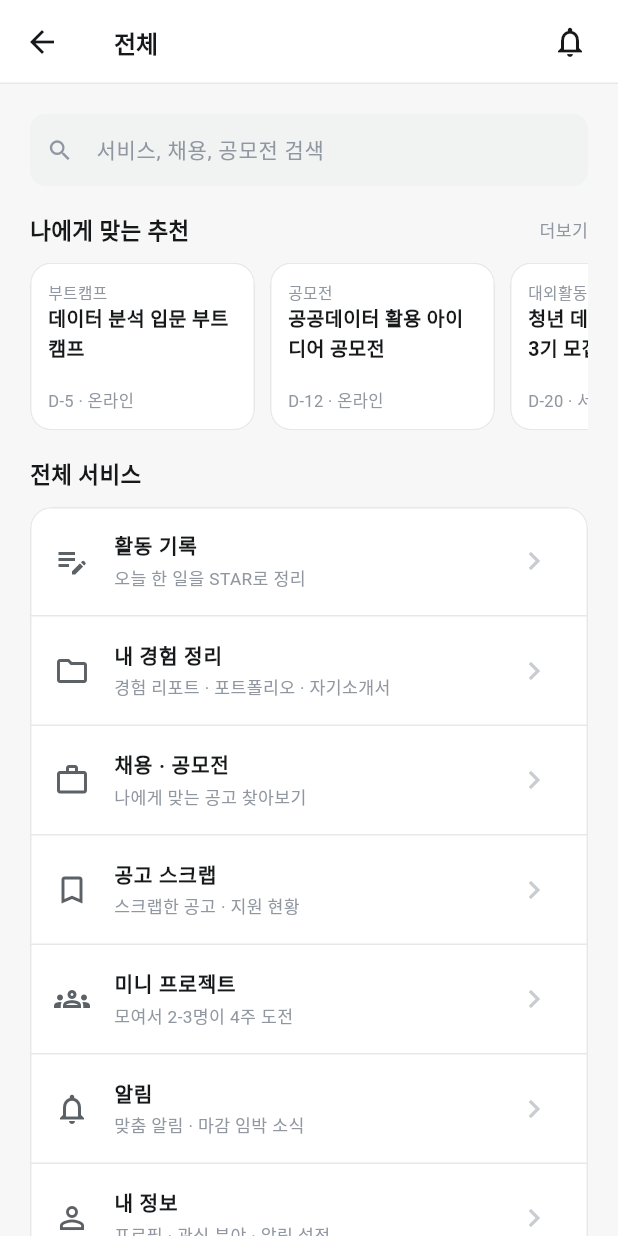
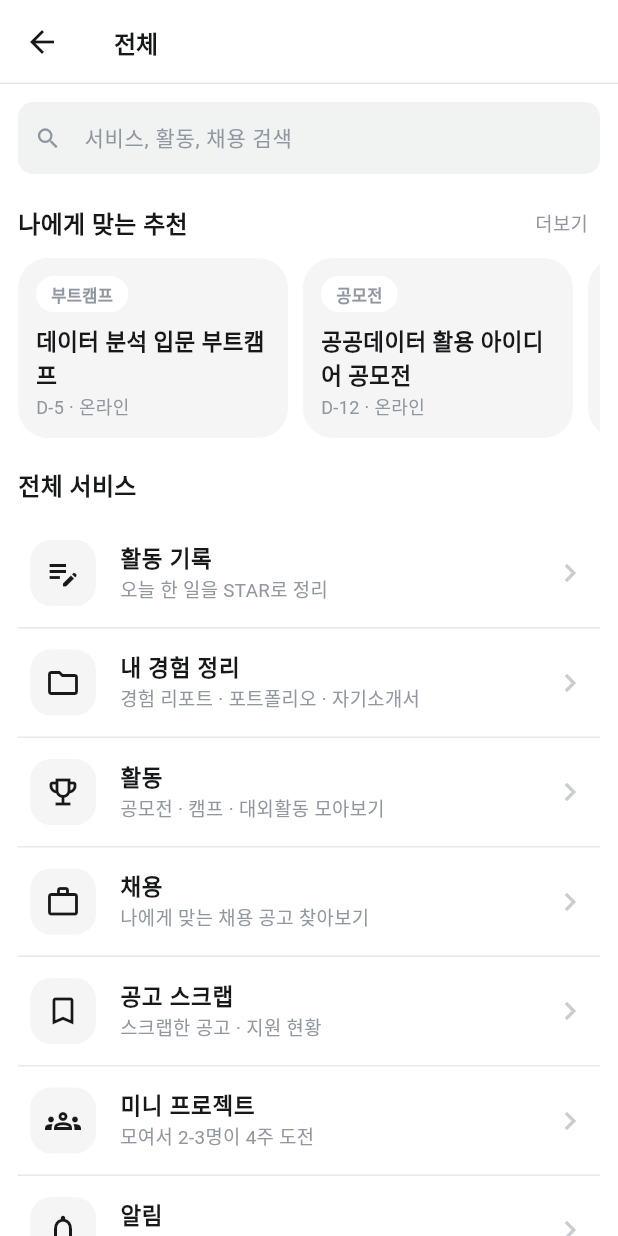
Before and after one commit to donghyun-03/Hangeoleum-UI, a Flutter app: the AllScreen screen opened by its route, on a phone screen of 412 x 824 dp. Run offline on Flutter 3.47's test engine with Material 3 defaults, Android fonts, the light colour scheme and no system bars; our stand-ins replace file_picker; Roboto replaces fonts that are missing (Pretendard).

Commit message:
wip: 전체 화면 작업 중 저장

```diff
--- a/lib/screens/all/all_screen.dart
+++ b/lib/screens/all/all_screen.dart
@@ -38,41 +38,115 @@ class _AllScreenState extends State<AllScreen> {
     final q = _search.text.trim();
 
     final services = <(IconData, String, String, VoidCallback)>[
-      (Icons.edit_note, '활동 기록', '오늘 한 일을 STAR로 정리', () => Navigator.pushNamed(context, Routes.recordList)),
-      (Icons.folder_outlined, '내 경험 정리', '경험 리포트 · 포트폴리오 · 자기소개서', () => AppNav.toComingSoon(context, '내 경험 정리')),
-      (Icons.work_outline, '채용 · 공모전', '나에게 맞는 공고 찾아보기', () => _goTab(MainTab.step, step: 4)),
-      (Icons.bookmark_border, '공고 스크랩', '스크랩한 공고 · 지원 현황', () => _goTab(MainTab.scrap)),
-      (Icons.groups_outlined, '미니 프로젝트', '모여서 2-3명이 4주 도전', () => _goTab(MainTab.step, step: 2)),
-      (Icons.notifications_none, '알림', '맞춤 알림 · 마감 임박 소식', () => Navigator.pushNamed(context, Routes.notifications)),
-      (Icons.person_outline, '내 정보', '프로필 · 관심 분야 · 알림 설정', () => Navigator.pushNamed(context, Routes.profile)),
+      (
+        Icons.edit_note,
+        '활동 기록',
+        '오늘 한 일을 STAR로 정리',
+        () => Navigator.pushNamed(context, Routes.recordList),
+      ),
+      (
+        Icons.folder_outlined,
+        '내 경험 정리',
+        '경험 리포트 · 포트폴리오 · 자기소개서',
+        () => AppNav.toComingSoon(context, '내 경험 정리'),
+      ),
+      (
+        Icons.emoji_events_outlined,
+        '활동',
+        '공모전 · 캠프 · 대외활동 모아보기',
+        () => _goTab(MainTab.step, step: 3),
+      ),
+      (
+        Icons.work_outline,
+        '채용',
+        '나에게 맞는 채용 공고 찾아보기',
+        () => _goTab(MainTab.step, step: 4),
+      ),
+      (
+        Icons.bookmark_border,
+        '공고 스크랩',
+        '스크랩한 공고 · 지원 현황',
+        () => _goTab(MainTab.scrap),
+      ),
+      (
+        Icons.groups_outlined,
+        '미니 프로젝트',
+        '모여서 2-3명이 4주 도전',
+        () => _goTab(MainTab.step, step: 2),
+      ),
+      (
+        Icons.notifications_none,
+        '알림',
+        '맞춤 알림 · 마감 임박 소식',
+        () => Navigator.pushNamed(context, Routes.notifications),
+      ),
+      (
+        Icons.person_outline,
+        '내 정보',
+        '프로필 · 관심 분야 · 알림 설정',
+        () => Navigator.pushNamed(context, Routes.profile),
+      ),
       if (state.isInstitution)
-        (Icons.add_box_outlined, '프로그램 등록', '기관 프로그램 · 채용 공고 올리기', () => Navigator.pushNamed(context, Routes.programRegister)),
+        (
+          Icons.add_box_outlined,
+          '프로그램 등록',
+          '기관 프로그램 · 채용 공고 올리기',
+          () => Navigator.pushNamed(context, Routes.programRegister),
+        ),
     ];
-    final shownServices = services.where((s) => q.isEmpty || '${s.$2} ${s.$3}'.contains(q)).toList();
-    final results = q.isEmpty ? <Opportunity>[] : mockOpportunities.where((o) => '${o.title} ${o.org} ${o.field}'.contains(q)).toList();
+    final shownServices = services
+        .where((s) => q.isEmpty || '${s.$2} ${s.$3}'.contains(q))
+        .toList();
+    final results = q.isEmpty
+        ? <Opportunity>[]
+        : mockOpportunities.where((o) => o.title.contains(q)).toList();
 
     return Scaffold(
+      backgroundColor: Colors.white,
       appBar: AppBar(
         title: const Text('전체'),
         centerTitle: false,
         titleSpacing: 20,
-        actions: [
-          IconButton(
-            tooltip: '알림 ${state.unreadCount}건',
-            onPressed: () => Navigator.pushNamed(context, Routes.notifications),
-            icon: const Icon(Icons.notifications_none),
       ),
-          const SizedBox(width: 8),
+      body: ListView(
+        padding: const EdgeInsets.all(12),
+        children: [
+          SearchField(
+            controller: _search,
+            hint: '서비스, 활동, 채용 검색',
+            onChanged: (_) => setState(() {}),
+          ),
+          if (q.isEmpty) ...[
+            Padding(
+              padding: const EdgeInsets.only(top: 20, bottom: 10),
+              child: Row(
+                mainAxisAlignment: MainAxisAlignment.spaceBetween,
+                crossAxisAlignment: CrossAxisAlignment.center,
+                children: [
+                  Text(
+                    '나에게 맞는 추천',
+                    style: AppText.bodyBold.copyWith(fontSize: 16),
+                  ),
+                  InkWell(
+                    borderRadius: BorderRadius.circular(8),
+                    hoverColor: Colors.grey.shade200,
+                    onTap: () => _goTab(MainTab.step, step: 3),
+                    child: Padding(
+                      padding: const EdgeInsets.symmetric(
+                        horizontal: 8,
+                        vertical: 4,
+                      ),
+                      child: Text(
+                        '더보기',
+                        style: AppText.caption.copyWith(fontSize: 12.5),
+                      ),
+                    ),
+                  ),
                 ],
               ),
-      body: ListView(
-        padding: const EdgeInsets.all(20),
-        children: [
-          SearchField(controller: _search, hint: '서비스, 채용, 공모전 검색', onChanged: (_) => setState(() {})),
-          if (q.isEmpty) ...[
-            SectionTitle('나에게 맞는 추천', aside: '더보기', onAside: () => _goTab(MainTab.step, step: 3)),
+            ),
             SizedBox(
-              height: 112,
+              height: 120,
               child: ListView.separated(
                 scrollDirection: Axis.horizontal,
                 itemCount: 4,
@@ -80,17 +154,51 @@ class _AllScreenState extends State<AllScreen> {
                 itemBuilder: (context, i) {
                   final o = mockOpportunities[i];
                   return SizedBox(
-                    width: 150,
-                    child: AppCard(
-                      margin: EdgeInsets.zero,
+                    width: 180,
+                    child: Material(
+                      color: Colors.grey.shade100,
+                      borderRadius: BorderRadius.circular(20),
+                      child: InkWell(
+                        borderRadius: BorderRadius.circular(20),
+                        onTap: () => _goTab(MainTab.step, step: o.step),
+                        child: Padding(
                           padding: const EdgeInsets.all(12),
-                      onTap: () => _goTab(MainTab.step, step: o.step),
-                      child: Column(crossAxisAlignment: CrossAxisAlignment.start, children: [
-                        Text(kindLabel[o.kind]!, style: AppText.caption.copyWith(fontSize: 10.5)),
-                        Text(o.title, style: AppText.bodyBold.copyWith(fontSize: 13), maxLines: 2, overflow: TextOverflow.ellipsis),
+                          child: Column(
+                            crossAxisAlignment: CrossAxisAlignment.start,
+                            children: [
+                              Container(
+                                padding: const EdgeInsets.symmetric(
+                                  horizontal: 10,
+                                  vertical: 4,
+                                ),
+                                decoration: BoxDecoration(
+                                  color: Colors.white,
+                                  borderRadius: BorderRadius.circular(12),
+                                ),
+                                child: Text(
+                                  kindLabel[o.kind]!,
+                                  style: AppText.caption.copyWith(
+                                    fontSize: 11,
+                                    fontWeight: FontWeight.w600,
+                                  ),
+                                ),
+                              ),
+                              const SizedBox(height: 8),
+                              Text(
+                                o.title,
+                                style: AppText.bodyBold.copyWith(fontSize: 15),
+                                maxLines: 2,
+                                overflow: TextOverflow.ellipsis,
+                              ),
                               const Spacer(),
-                        Text('D-${o.dday} · ${o.region}', style: AppText.caption.copyWith(fontSize: 11)),
-                      ]),
+                              Text(
+                                'D-${o.dday} · ${o.region}',
+                                style: AppText.caption.copyWith(fontSize: 12),
+                              ),
+                            ],
+                          ),
+                        ),
+                      ),
                     ),
                   );
                 },
@@ -102,28 +210,77 @@ class _AllScreenState extends State<AllScreen> {
             for (final o in results)
               AppCard(
                 onTap: () => _goTab(MainTab.step, step: o.step),
-                child: Column(crossAxisAlignment: CrossAxisAlignment.start, children: [
-                  Text('${kindLabel[o.kind]} · D-${o.dday}', style: AppText.caption.copyWith(fontSize: 11)),
+                child: Column(
+                  crossAxisAlignment: CrossAxisAlignment.start,
+                  children: [
+                    Text(
+                      '${kindLabel[o.kind]} · D-${o.dday}',
+                      style: AppText.caption.copyWith(fontSize: 11),
+                    ),
                     Text(o.title, style: AppText.bodyBold),
-                ]),
+                  ],
+                ),
               ),
           ],
-          const SectionTitle('전체 서비스'),
-          AppCard(
-            padding: EdgeInsets.zero,
-            child: Column(children: [
+          if (q.isNotEmpty && shownServices.isEmpty && results.isEmpty)
+            Padding(
+              padding: const EdgeInsets.symmetric(vertical: 60),
+              child: Column(
+                children: [
+                  Icon(Icons.search, size: 48, color: Colors.grey.shade400),
+                  const SizedBox(height: 16),
+                  Text(
+                    '검색 결과가 없어요',
+                    style: AppText.bodyBold.copyWith(
+                      fontSize: 16,
+                      color: AppColors.muted,
+                    ),
+                  ),
+                ],
+              ),
+            )
+          else ...[
+            if (shownServices.isNotEmpty)
+              Padding(
+                padding: const EdgeInsets.only(top: 20, bottom: 10),
+                child: Text(
+                  q.isEmpty ? '전체 서비스' : '서비스',
+                  style: AppText.bodyBold.copyWith(fontSize: 16),
+                ),
+              ),
+            Column(
+              children: [
                 for (var i = 0; i < shownServices.length; i++) ...[
-                if (i > 0) const Divider(),
+                  if (i > 0) const Divider(height: 1),
                   ListTile(
-                  leading: Icon(shownServices[i].$1, color: AppColors.muted),
-                  title: Text(shownServices[i].$2, style: AppText.bodyBold.copyWith(fontSize: 13.5)),
-                  subtitle: Text(shownServices[i].$3, style: AppText.caption),
-                  trailing: const Icon(Icons.chevron_right, color: AppColors.dim),
+                    contentPadding: const EdgeInsets.symmetric(horizontal: 8),
+                    leading: Container(
+                      width: 44,
+                      height: 44,
+                      decoration: BoxDecoration(
+                        color: Colors.grey.shade100,
+                        borderRadius: BorderRadius.circular(14),
+                      ),
+                      child: Icon(shownServices[i].$1, color: AppColors.ink),
+                    ),
+                    title: Text(
+                      shownServices[i].$2,
+                      style: AppText.bodyBold.copyWith(fontSize: 15),
+                    ),
+                    subtitle: Text(
+                      shownServices[i].$3,
+                      style: AppText.caption.copyWith(fontSize: 12.5),
+                    ),
+                    trailing: const Icon(
+                      Icons.chevron_right,
+                      color: AppColors.dim,
+                    ),
                     onTap: shownServices[i].$4,
                   ),
                 ],
-            ]),
+              ],
             ),
+          ],
         ],
       ),
     );
```
Lines whose indentation alone changed are shown as unchanged.
